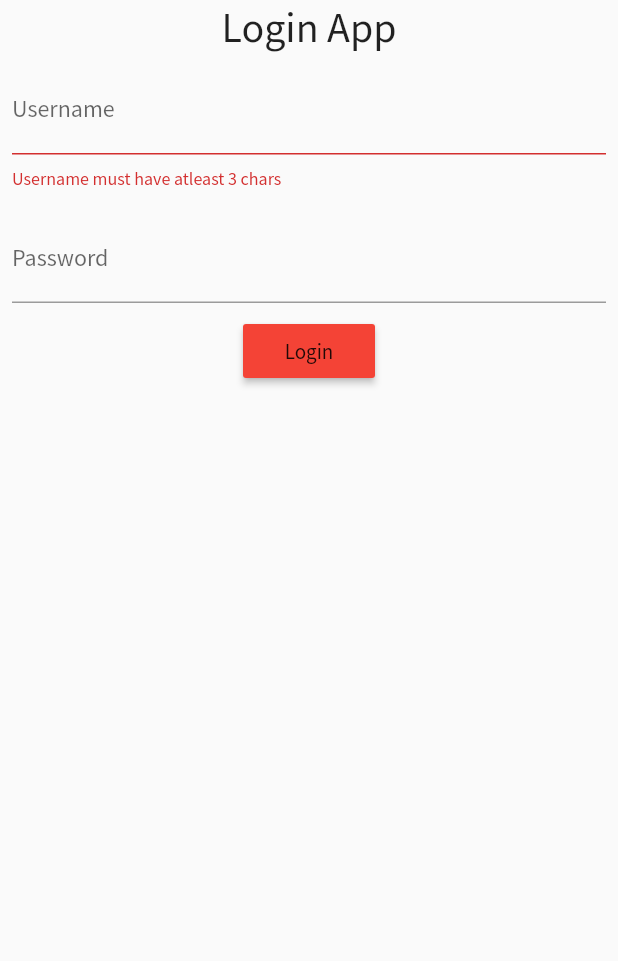
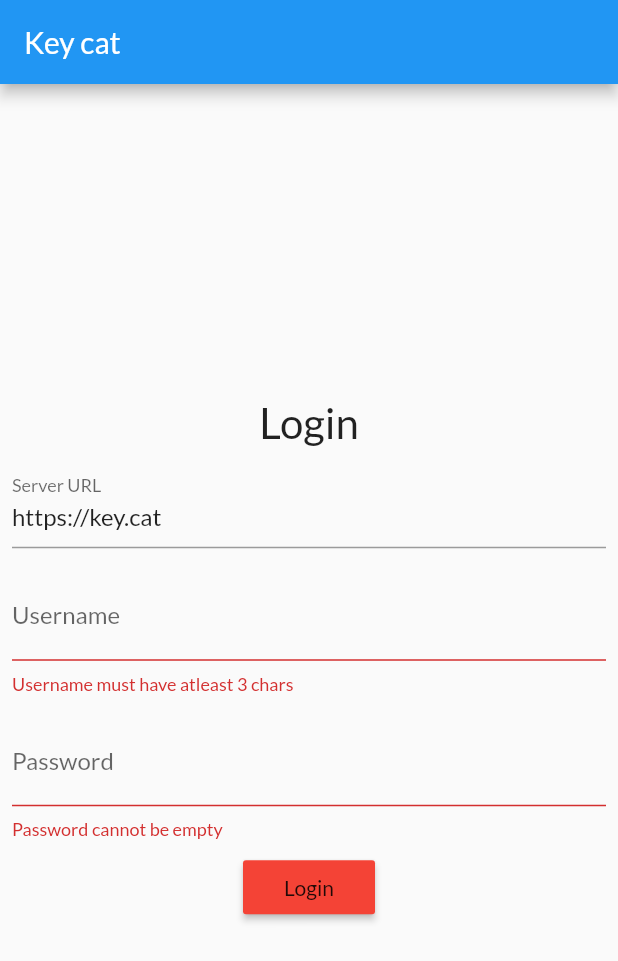
Before and after one commit to keydotcat/app, a Flutter app: the screen it shows after launch, after a tap on "Login", on a phone screen of 412 x 824 dp. Shown: the top 961 px of the screen. Run offline on Flutter 3.47's test engine with Material 2 defaults, Android fonts, the phone set to English and light mode, and no system bars; our stand-ins replace flutter_redux, redux.

Commit message:
Font change

```diff
--- a/lib/main.dart
+++ b/lib/main.dart
@@ -27,7 +27,7 @@ class KeycatApp extends StatelessWidget {
         // Widgets will find and use this value as the `Store`.
         store: store,
         child: new MaterialApp(
-            theme: new ThemeData(fontFamily: 'SourceSansPro'),
+            theme: new ThemeData(fontFamily: 'Lato'),
             title: 'Keycat',
             home: LoginScreen()));
   }
--- a/lib/screens/login.dart
+++ b/lib/screens/login.dart
@@ -11,13 +11,14 @@ class LoginScreenState extends State<LoginScreen> {
   bool _isLoading = false;
   final formKey = new GlobalKey<FormState>();
   final scaffoldKey = new GlobalKey<ScaffoldState>();
-  String _password, _username;
+  String _password, _username, _url;
 
   @override
   void initState() {
     super.initState();
     _password = '';
     _username = '';
+    _url = 'https://key.cat';
   }
 
   void _submit() {
@@ -38,15 +39,38 @@ class LoginScreenState extends State<LoginScreen> {
       color: Colors.primaries[0],
     );
     var loginForm = new Column(
+      mainAxisAlignment: MainAxisAlignment.center,
+      crossAxisAlignment: CrossAxisAlignment.center,
       children: <Widget>[
         new Text(
-          "Login App",
+          "Login",
           textScaleFactor: 2.0,
         ),
         new Form(
           key: formKey,
           child: new Column(
             children: <Widget>[
+              new Padding(
+                padding: const EdgeInsets.all(8.0),
+                child: new TextFormField(
+                  controller: TextEditingController(text: this._url),
+                  onSaved: (val) {
+                    this._url = val;
+                  },
+                  validator: (val) {
+                    try {
+                      var uri = Uri.parse(val);
+                      if (uri.scheme != "https") {
+                        return "URL has to have https scheme";
+                      }
+                      return null;
+                    } catch (e) {
+                      return "Invalid url $e";
+                    }
+                  },
+                  decoration: new InputDecoration(labelText: "Server URL"),
+                ),
+              ),
               new Padding(
                 padding: const EdgeInsets.all(8.0),
                 child: new TextFormField(
@@ -65,6 +89,9 @@ class LoginScreenState extends State<LoginScreen> {
                 padding: const EdgeInsets.all(8.0),
                 child: new TextFormField(
                   onSaved: (val) => this._password = val,
+                  validator: (val) {
+                    return val.length < 1 ? "Password cannot be empty" : null;
+                  },
                   decoration: new InputDecoration(labelText: "Password"),
                 ),
               ),
@@ -76,6 +103,9 @@ class LoginScreenState extends State<LoginScreen> {
       //crossAxisAlignment: CrossAxisAlignment.center,
     );
 
-    return Scaffold(key: scaffoldKey, body: Center(child: loginForm));
+    return Scaffold(
+        key: scaffoldKey,
+        appBar: AppBar(title: const Text('Key cat')),
+        body: loginForm);
   }
 }
```
Also changed, not shown: pubspec.yaml (+5 -5 lines), fonts/Lato-Bold.ttf (added), fonts/Lato-BoldItalic.ttf (added), fonts/Lato-Italic.ttf (added), fonts/Lato-Regular.ttf (added), fonts/SourceSansPro-Bold.ttf (deleted), fonts/SourceSansPro-BoldItalic.ttf (deleted), fonts/SourceSansPro-Italic.ttf (deleted), fonts/SourceSansPro-Regular.ttf (deleted).
